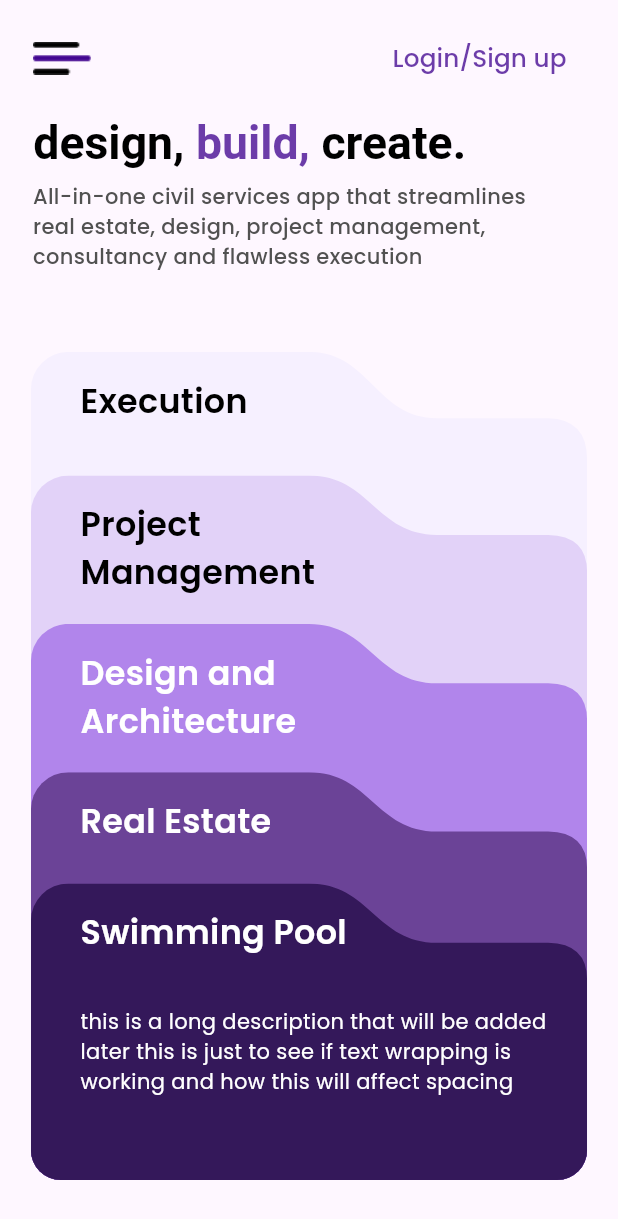
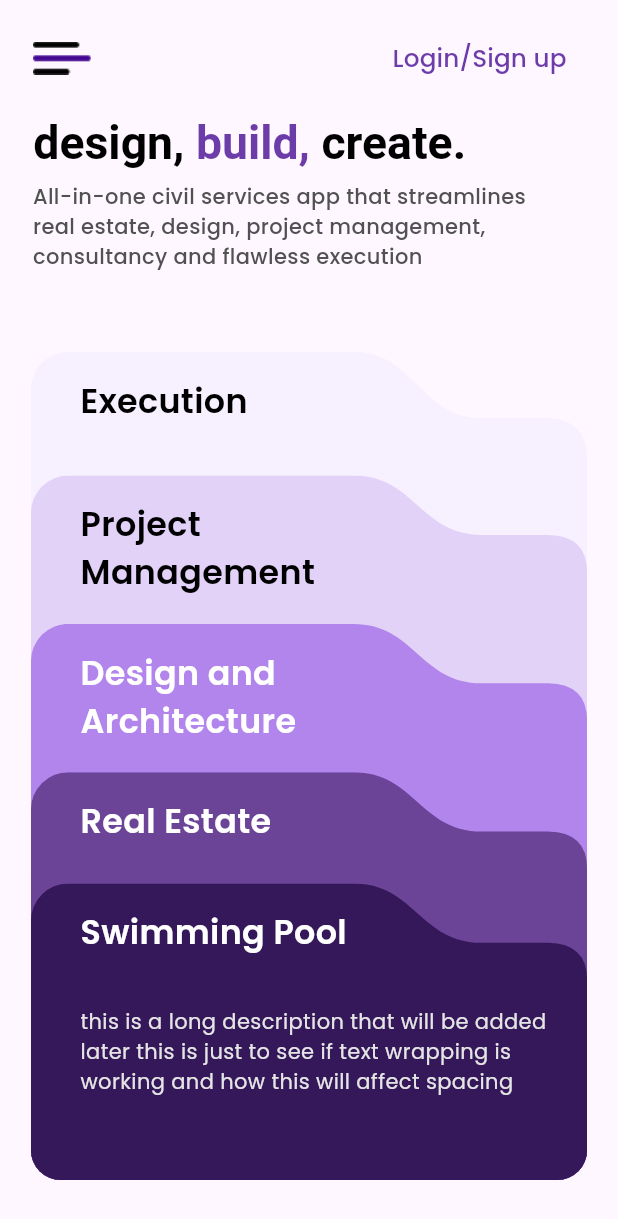
Before and after one commit to HariRags/MYCE, a Flutter app: the screen it shows after launch, on a phone screen of 412 x 824 dp. Shown: the top 1219 px of the screen. Run offline on Flutter 3.47's test engine with Material 3 defaults, Android fonts, the phone set to English and light mode, and no system bars.

Commit message:
adjusted folder curves

```diff
--- a/lib/widgets/folders.dart
+++ b/lib/widgets/folders.dart
@@ -70,9 +70,9 @@ class FolderClipper extends CustomClipper<Path> {
   Path getClip(Size size) {
     Path path = Path();
     path.moveTo(0.0, 0.0);
-    path.lineTo(size.width * 0.50, 0.0);
-    path.cubicTo(size.width * 0.61, size.height * 0, size.width * 0.62,
-        size.height * 0.08, size.width * 0.73, size.height * 0.08);
+    path.lineTo(size.width * 0.58, 0.0);
+    path.cubicTo(size.width * 0.69, size.height * 0, size.width * 0.70,
+        size.height * 0.08, size.width * 0.81, size.height * 0.08);
     path.lineTo(size.width * 0.93, size.height * 0.08);
     path.quadraticBezierTo(
         size.width, size.height * 0.081, size.width, size.height * 0.13);
@@ -105,8 +105,9 @@ class _Description extends StatelessWidget {
         description,
         softWrap: true,
         style: TextStyle(
-          color: titleColor,
+          color: Color(0xFFE5E5E5),
           fontSize: Responsive.height(1.7, context),
+
         ),
       ),
     );
```
